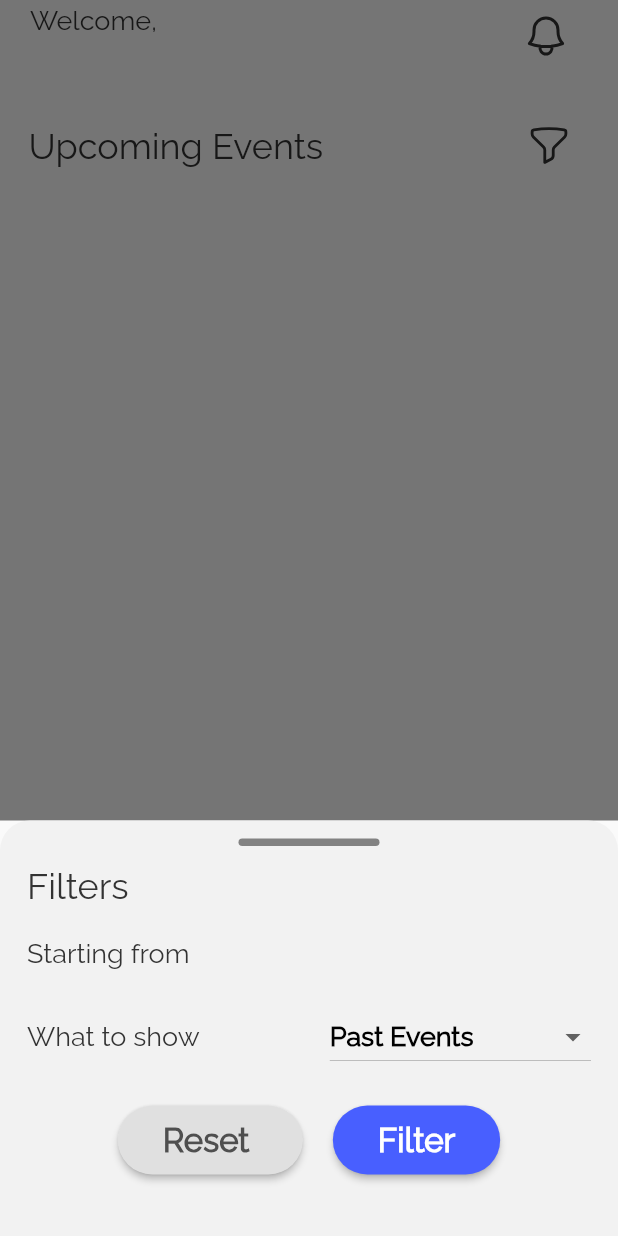
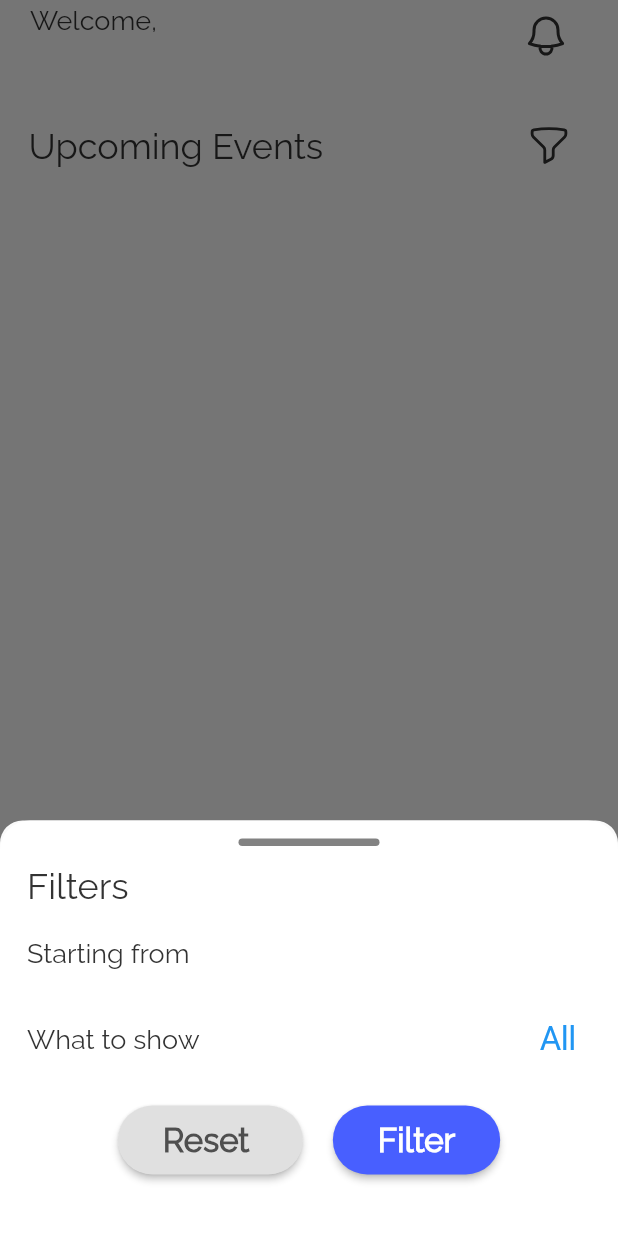
Before and after one commit to furknataman/register-event, a Flutter app: the screen it shows once a user with an empty profile is signed in, after a tap on an icon or button, on a phone screen of 412 x 824 dp. Run offline on Flutter 3.47's test engine with Material 2 defaults, Android fonts, the phone set to English and light mode, and no system bars; our stand-ins replace cloud_firestore, firebase_auth, firebase_core, firebase_messaging, flutter_local_notifications, flutter_riverpod and 5 more; missing offline and left inert: qr_code_scanner; accounts and stored records are empty.

Commit message:
filter dialog

```diff
--- a/lib/global/bottomSheet/filter/filter_provider.dart
+++ b/lib/global/bottomSheet/filter/filter_provider.dart
@@ -1,5 +1,7 @@
+import 'package:flutter/cupertino.dart';
 import 'package:flutter/material.dart';
 import 'package:flutter_riverpod/flutter_riverpod.dart';
+import 'package:qr/global/bottomSheet/filter/picker.dart';
 
 class FilterPage extends ChangeNotifier {
   bool past = true;
@@ -8,14 +10,17 @@ class FilterPage extends ChangeNotifier {
   void filterDialog(BuildContext context, Function functionLeft, Function functionRight,
       String titleText, String bodyText) {
     showModalBottomSheet(
+        shape: RoundedRectangleBorder(
+          borderRadius: BorderRadius.circular(15.0),
+        ),
         context: context,
         isScrollControlled: true,
         builder: (BuildContext context) {
           return Container(
             height: 277,
-            decoration: const BoxDecoration(
-                color: Color(0xffF2F2F2),
-                borderRadius: BorderRadius.only(
+            decoration: BoxDecoration(
+                color: Theme.of(context).backgroundColor,
+                borderRadius: const BorderRadius.only(
                     topLeft: Radius.circular(20), topRight: Radius.circular(20))),
             child: Padding(
               padding: const EdgeInsets.only(left: 18.0, right: 18, bottom: 40),
@@ -62,7 +67,7 @@ class FilterPage extends ChangeNotifier {
                           children: [
                             Text("What to show",
                                 style: Theme.of(context).textTheme.bodyLarge),
-                            DropDownMenu(),
+                            CupertinoPickerExample(),
                           ],
                         )
                       ],
@@ -118,35 +123,3 @@ class FilterPage extends ChangeNotifier {
 }
 
 final alertPageConfig = ChangeNotifierProvider((ref) => FilterPage());
-
-class DropDownMenu extends StatefulWidget {
-  const DropDownMenu({super.key});
-
-  @override
-  State<DropDownMenu> createState() => _DropDownMenuState();
-}
-
-class _DropDownMenuState extends State<DropDownMenu> {
-  List<DropdownMenuItem<String>> get dropdownItems {
-    List<DropdownMenuItem<String>> menuItems = [
-      const DropdownMenuItem(value: "0", child: Text("Past Events")),
-      const DropdownMenuItem(value: "1", child: Text("Ongoing Events")),
-      const DropdownMenuItem(value: "2", child: Text("Registered Events")),
-    ];
-    return menuItems;
-  }
-
-  String selectedValue = "0";
-  @override
-  Widget build(BuildContext context) {
-    return DropdownButton(
-      items: dropdownItems,
-      value: selectedValue,
-      onChanged: (value) {
-        setState(() {
-          selectedValue = value!;
-        });
-      },
-    );
-  }
-}
--- /dev/null
+++ b/lib/global/bottomSheet/filter/picker.dart
@@ -0,0 +1,78 @@
+import 'package:flutter/cupertino.dart';
+import 'package:flutter/material.dart';
+
+const List<String> showList = <String>[
+  'All',
+  'Past Events',
+  'Ongoing Events',
+  'Registered Events',
+];
+
+class CupertinoPickerExample extends StatefulWidget {
+  const CupertinoPickerExample({super.key});
+
+  @override
+  State<CupertinoPickerExample> createState() => _CupertinoPickerExampleState();
+}
+
+class _CupertinoPickerExampleState extends State<CupertinoPickerExample> {
+  int _selectedFruit = 0;
+
+  // This shows a CupertinoModalPopup with a reasonable fixed height which hosts CupertinoPicker.
+  void _showDialog(Widget child) {
+    showCupertinoModalPopup<void>(
+        context: context,
+        builder: (BuildContext context) => Container(
+              height: 216,
+              padding: const EdgeInsets.only(top: 6.0),
+              // The Bottom margin is provided to align the popup above the system navigation bar.
+              margin: EdgeInsets.only(
+                bottom: MediaQuery.of(context).viewInsets.bottom,
+              ),
+              // Provide a background color for the popup.
+              color: CupertinoColors.systemBackground.resolveFrom(context),
+              // Use a SafeArea widget to avoid system overlaps.
+              child: SafeArea(
+                top: false,
+                child: child,
+              ),
+            ));
+  }
+
+  @override
+  Widget build(BuildContext context) {
+    return CupertinoButton(
+      padding: EdgeInsets.zero,
+      // Display a CupertinoPicker with list of fruits.
+      onPressed: () => _showDialog(
+        CupertinoPicker(
+          backgroundColor: Theme.of(context).backgroundColor,
+          magnification: 1.22,
+          squeeze: 1.2,
+          useMagnifier: true,
+          itemExtent: 32,
+          // This is called when selected item is changed.
+          onSelectedItemChanged: (int selectedItem) {
+            setState(() {
+              _selectedFruit = selectedItem;
+            });
+          },
+          children: List<Widget>.generate(showList.length, (int index) {
+            return Center(
+              child: Text(
+                showList[index],
+              ),
+            );
+          }),
+        ),
+      ),
+      // This displays the selected fruit name.
+      child: Text(
+        showList[_selectedFruit],
+        style: const TextStyle(
+          fontSize: 22.0,
+        ),
+      ),
+    );
+  }
+}
--- a/lib/main.dart
+++ b/lib/main.dart
@@ -42,6 +42,7 @@ ThemeData _darkTheme = ThemeData(
         const FloatingActionButtonThemeData(backgroundColor: Color(0xff5B64A7)),
     secondaryHeaderColor: const Color(0xffBDBDBD),
     textTheme: const TextTheme(
+
         displayLarge:
             TextStyle(fontSize: 24, color: Color(0xffBDBDBD), fontWeight: FontWeight.w400),
         displayMedium:
```
